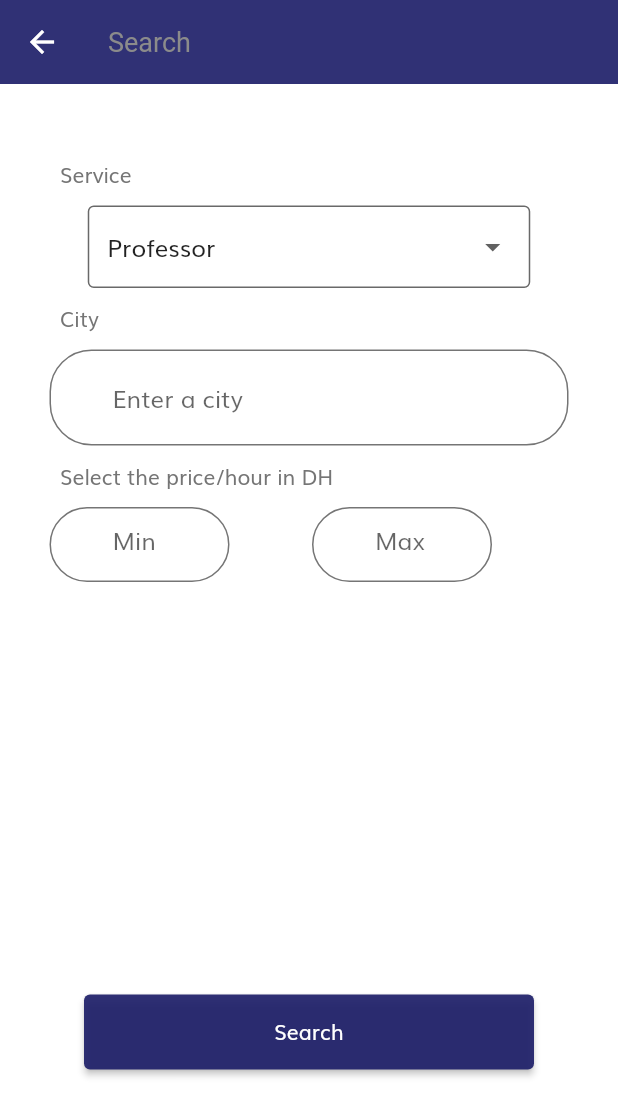
After one commit to AbdelhaK2003/Employee-App, a Flutter app: the SearchFields screen opened directly, on a phone screen of 412 x 824 dp. The commit adds this screen. Shown: the top 1116 px of the screen. Run offline on Flutter 3.47's test engine with Material 2 defaults, Android fonts, the phone set to English and light mode, and no system bars; drawn by our look-alikes of flutter_typeahead; our stand-ins replace cached_network_image, cloud_firestore, firebase_auth, firebase_core, firebase_storage, flutter_svg and 3 more; missing offline and left inert: dart:js; accounts and stored records are empty; network calls fail; statements that could not run were skipped.

Commit message:
SearchPageUpdated

```diff
--- /dev/null
+++ b/lib/screens/SearchPage/SearchFields.dart
@@ -0,0 +1,331 @@
+// ignore_for_file: prefer_const_constructors, unnecessary_this
+
+import 'package:flutter/material.dart';
+import 'package:flutter/services.dart';
+import 'package:flutter_typeahead/flutter_typeahead.dart';
+import 'ResultsOfsearch.dart';
+
+class SearchFields extends StatefulWidget {
+  String JobDB = "";
+
+  //const SearchFields({Key? key}) : super(key: key);
+  @override
+  State<SearchFields> createState() => _SearchFieldsState();
+}
+
+class _SearchFieldsState extends State<SearchFields> {
+  //The selected job type  --------------------------------->
+  //And the variable to use in DataBase for search for this type of employees !!!!
+  String JobType = 'Professor';
+  final Joblist = [
+    'Professor',
+    'Carpenter',
+    'Plumber',
+    'Mechanical',
+    'Smith'
+  ]; //used var !!!
+
+  //These variables are for The Form widget below !!!
+  final _formKey = GlobalKey<FormState>();
+  final TextEditingController _textEditingController = TextEditingController();
+  final TextEditingController minController = new TextEditingController();
+  final TextEditingController maxController = new TextEditingController();
+
+  //And these two are for db variable and all the cities in our app !!!
+
+  static const cities = [
+    "Casablanca",
+    "Fez",
+    "Tangier",
+    "Marrakesh",
+    "Salé",
+    "Meknes",
+    "Rabat",
+    "Oujda",
+    "Kenitra",
+    "Agadir",
+    "Tetouan",
+    "Temara",
+    "Safi",
+    "Mohammedia",
+    "Khouribga",
+    "El Jadida",
+    "Beni Mellal",
+    "Ait Melloul",
+    "Nador",
+    "Dar Bouazza",
+    "Taza",
+    "Settat",
+    "Berrechid",
+    "Khemisset",
+    "Inezgane",
+  ];
+  String CityDB = ""; // TO-DO : we need to add the city of the current user
+  String JobDB = "";
+  int minDB = 0;
+  int maxDB = 9999;
+  //var to know if the max bigger than min and allow display a text error
+  String error = "";
+  @override
+  Widget build(BuildContext context) {
+    return Scaffold(
+      appBar: AppBar(
+        iconTheme: IconThemeData(color: Color(Colors.white.value)),
+        title: Text("Search"),
+        backgroundColor: Color(0xEB1E1F69),
+      ),
+      body: SingleChildScrollView(
+        child: Column(
+          children: [
+            SizedBox(
+              height: 50,
+            ),
+            Align(
+                alignment: Alignment.topLeft,
+                child: Padding(
+                  padding: const EdgeInsets.only(left: 40),
+                  child: Text("Service"),
+                )),
+            SizedBox(
+              height: 10,
+            ),
+            Container(
+              width: 295,
+              height: 55,
+              padding: EdgeInsets.symmetric(horizontal: 12, vertical: 4),
+              decoration: BoxDecoration(
+                border: Border.all(
+                    color: Color.fromARGB(255, 105, 105, 105), width: 1),
+                borderRadius: BorderRadius.circular(4),
+              ),
+              //Here the list of all services you can find in the app !
+              child: DropdownButtonHideUnderline(
+                child: DropdownButton<String>(
+                  //hint: Text('Select a job'),
+                  value: JobType,
+                  icon: const Icon(Icons.arrow_drop_down),
+                  elevation: 16,
+                  isExpanded: true,
+                  onChanged: (String? newValue) {
+                    setState(() {
+                      JobType = newValue!;
+                      JobDB = JobType;
+                      print(JobDB);
+                    });
+                  },
+                  //Here we give all the Jobs list ------------------------------->
+                  items: <String>[
+                    'Professor',
+                    'Carpenter',
+                    'Plumber',
+                    'Mechanical',
+                    'Smith',
+                    'Chanteur'
+                  ].map<DropdownMenuItem<String>>((String value) {
+                    return DropdownMenuItem<String>(
+                      value: value,
+                      child: Text(value),
+                    );
+                  }).toList(),
+                ),
+              ),
+            ),
+            SizedBox(
+              height: 10,
+            ),
+            Align(
+                alignment: Alignment.topLeft,
+                child: Padding(
+                  padding: const EdgeInsets.only(left: 40),
+                  child: Text("City"),
+                )),
+            SizedBox(
+              height: 10,
+            ),
+            // Here the text field for cities (you can enter your city here)
+            Form(
+              key: this._formKey,
+              child: Padding(
+                padding: EdgeInsets.only(left: 33, right: 33),
+                child: TypeAheadField(
+                  suggestionsCallback: (pattern) => cities.where((item) => item
+                      .toString()
+                      .toLowerCase()
+                      .contains(pattern.toLowerCase())),
+                  itemBuilder: (_, String item) => ListTile(title: Text(item)),
+                  onSuggestionSelected: (String city) {
+                    this._textEditingController.text = city;
+                    print(city);
+                    CityDB = city;
+                  },
+                  getImmediateSuggestions: true,
+                  hideSuggestionsOnKeyboardHide: false,
+                  hideOnEmpty: false,
+                  noItemsFoundBuilder: (context) => Padding(
+                    padding: const EdgeInsets.all(8.0),
+                    child: Text('No item found'),
+                  ),
+                  textFieldConfiguration: TextFieldConfiguration(
+                    decoration: InputDecoration(
+                      hintText: 'Enter a city ',
+                      //labelText: "City",
+                      border: OutlineInputBorder(),
+                    ),
+                    controller: this._textEditingController,
+                  ),
+                ),
+              ),
+            ),
+            SizedBox(
+              height: 10,
+            ),
+            Align(
+                alignment: Alignment.topLeft,
+                child: Padding(
+                  padding: const EdgeInsets.only(left: 40),
+                  child: Text("Select the price/hour in DH"),
+                )),
+            SizedBox(
+              height: 10,
+            ),
+            Row(
+              children: [
+                Padding(
+                  padding: const EdgeInsets.only(left: 33),
+                  child: SizedBox(
+                    width: 120,
+                    height: 50,
+                    child: TextField(
+                      controller: minController,
+                      keyboardType: TextInputType.number,
+                      inputFormatters: [FilteringTextInputFormatter.digitsOnly],
+                      decoration: InputDecoration(
+                        border: OutlineInputBorder(),
+                        hintText: 'Min',
+                      ),
+                    ),
+                  ),
+                ),
+                Padding(
+                  padding: const EdgeInsets.only(left: 55),
+                  child: SizedBox(
+                    width: 120,
+                    height: 50,
+                    child: TextField(
+                      controller: maxController,
+                      keyboardType: TextInputType.number,
+                      inputFormatters: [FilteringTextInputFormatter.digitsOnly],
+                      decoration: InputDecoration(
+                        border: OutlineInputBorder(),
+                        hintText: 'Max',
+                        // errorBorder: InputBorder(borderSide:BorderSide(color: Color(Colors.red.value)) ),
+                      ),
+                    ),
+                  ),
+                ),
+              ],
+            ),
+            SizedBox(
+              height: 10,
+            ),
+            Container(
+              child: Align(
+                alignment: Alignment.topLeft,
+                child: Padding(
+                  padding: const EdgeInsets.only(left: 35),
+                  child: Text(
+                    error,
+                    style: TextStyle(color: Colors.red, fontSize: 10),
+                  ),
+                ),
+              ),
+            ),
+            SizedBox(
+              height: 250,
+            ),
+
+            //Here the button search
+            SizedBox(
+              width: 300,
+              height: 50,
+              child: ElevatedButton(
+                child: const Text('Search'),
+                onPressed: () {
+                  //TO-DO : Search for the selected choices in DataBase
+                  //and move to another page or change the contenue of the search page
+                  if (minController.text.isEmpty &&
+                      maxController.text.isEmpty) {
+                    Navigator.push(
+                      context,
+                      MaterialPageRoute(
+                          builder: (context) => ResultsOftsearch(
+                              City: CityDB,
+                              Job: JobDB,
+                              min: minDB,
+                              max: maxDB)),
+                    );
+                  } else if (minController.text.isEmpty &&
+                      maxController.text.isNotEmpty) {
+                    setState(() {
+                      maxDB = int.parse(maxController.text);
+                    });
+                    Navigator.push(
+                      context,
+                      MaterialPageRoute(
+                          builder: (context) => ResultsOftsearch(
+                              City: CityDB,
+                              Job: JobDB,
+                              min: minDB,
+                              max: maxDB)),
+                    );
+                  } else if (minController.text.isNotEmpty &&
+                      maxController.text.isEmpty) {
+                    setState(() {
+                      minDB = int.parse(minController.text);
+                    });
+                    Navigator.push(
+                      context,
+                      MaterialPageRoute(
+                          builder: (context) => ResultsOftsearch(
+                              City: CityDB,
+                              Job: JobDB,
+                              min: minDB,
+                              max: maxDB)),
+                    );
+                  } else {
+                    setState(() {
+                      minDB = int.parse(minController.text);
+                      maxDB = int.parse(maxController.text);
+                    });
+                    functionMaxMin();
+                  }
+                },
+                style: ElevatedButton.styleFrom(
+                  primary: Color(Color(0xEB1E1F69).value),
+                  //padding: EdgeInsets.symmetric(horizontal: 50, vertical: 20),
+                  // textStyle: TextStyle(fontSize: 20)
+                ),
+              ),
+            ),
+          ],
+        ),
+      ),
+    );
+  }
+
+  void functionMaxMin() {
+    if ((minDB < maxDB)) {
+      Navigator.push(
+        context,
+        MaterialPageRoute(
+            builder: (context) => ResultsOftsearch(
+                City: CityDB, Job: JobDB, min: minDB, max: maxDB)),
+      );
+    } else {
+      setState(() {
+        error = "(The max must be bigger than min !!)";
+      });
+      maxController.clear();
+    }
+  }
+}
--- a/pubspec.yaml
+++ b/pubspec.yaml
@@ -36,6 +36,7 @@ dependencies:
   flutter_typeahead: ^3.2.4
   image_picker: ^0.8.4+8
   top_snackbar_flutter: ^1.0.2
+  provider: ^6.0.2
 
 dev_dependencies:
   flutter_test:
```
Also changed, not shown: lib/screens/SearchPage/ResultsOfsearch.dart (added, +128 -0 lines), lib/screens/SearchPage/SearchPage.dart (+10 -94 lines), pubspec.lock.
